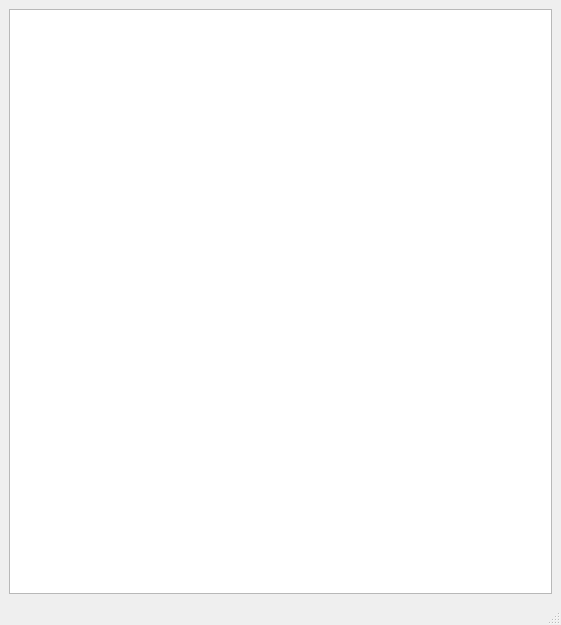
Above: gui/ui_roope.ui from fginter/roope before the change. Below: the same form after it.
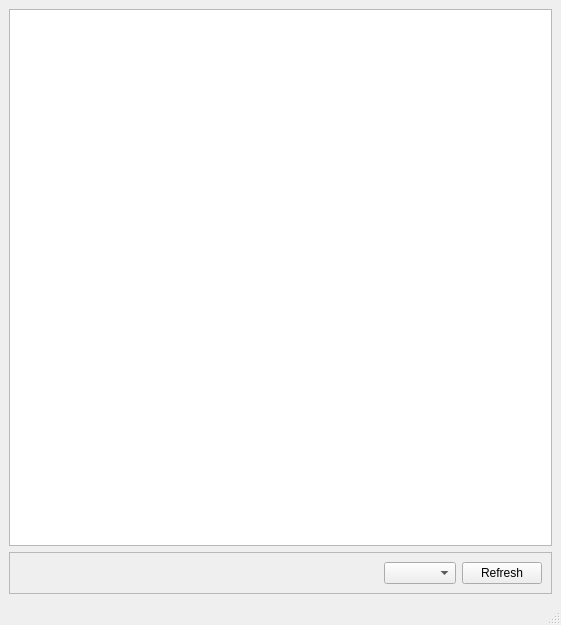
That is the form after the change.

Commit message: serial port list

The edit to the form file:
```diff
--- a/gui/ui_roope.ui
+++ b/gui/ui_roope.ui
@@ -18,6 +18,41 @@
     <item>
      <widget class="QGraphicsView" name="g_view"/>
     </item>
+    <item>
+     <widget class="QFrame" name="frame">
+      <property name="frameShape">
+       <enum>QFrame::StyledPanel</enum>
+      </property>
+      <property name="frameShadow">
+       <enum>QFrame::Raised</enum>
+      </property>
+      <layout class="QHBoxLayout" name="horizontalLayout">
+       <item>
+        <spacer name="horizontalSpacer">
+         <property name="orientation">
+          <enum>Qt::Horizontal</enum>
+         </property>
+         <property name="sizeHint" stdset="0">
+          <size>
+           <width>40</width>
+           <height>20</height>
+          </size>
+         </property>
+        </spacer>
+       </item>
+       <item>
+        <widget class="QComboBox" name="portList"/>
+       </item>
+       <item>
+        <widget class="QPushButton" name="portlistRefresh">
+         <property name="text">
+          <string>Refresh</string>
+         </property>
+        </widget>
+       </item>
+      </layout>
+     </widget>
+    </item>
    </layout>
   </widget>
   <widget class="QMenuBar" name="menubar">
```
The commit also changes 2 other files.
